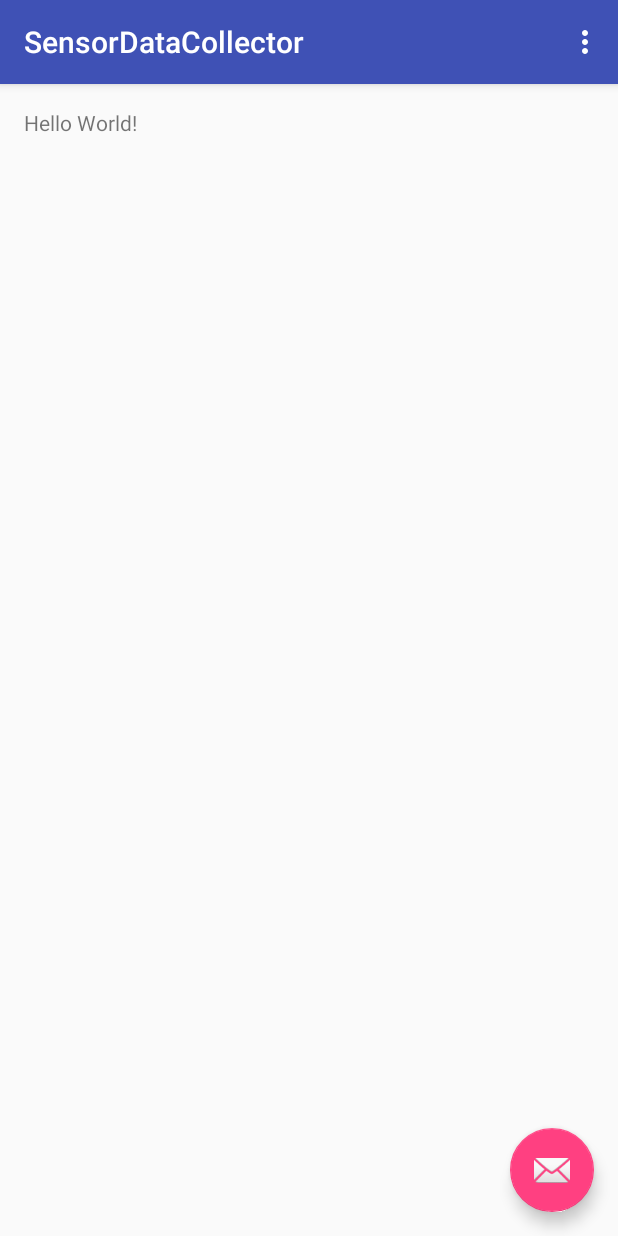
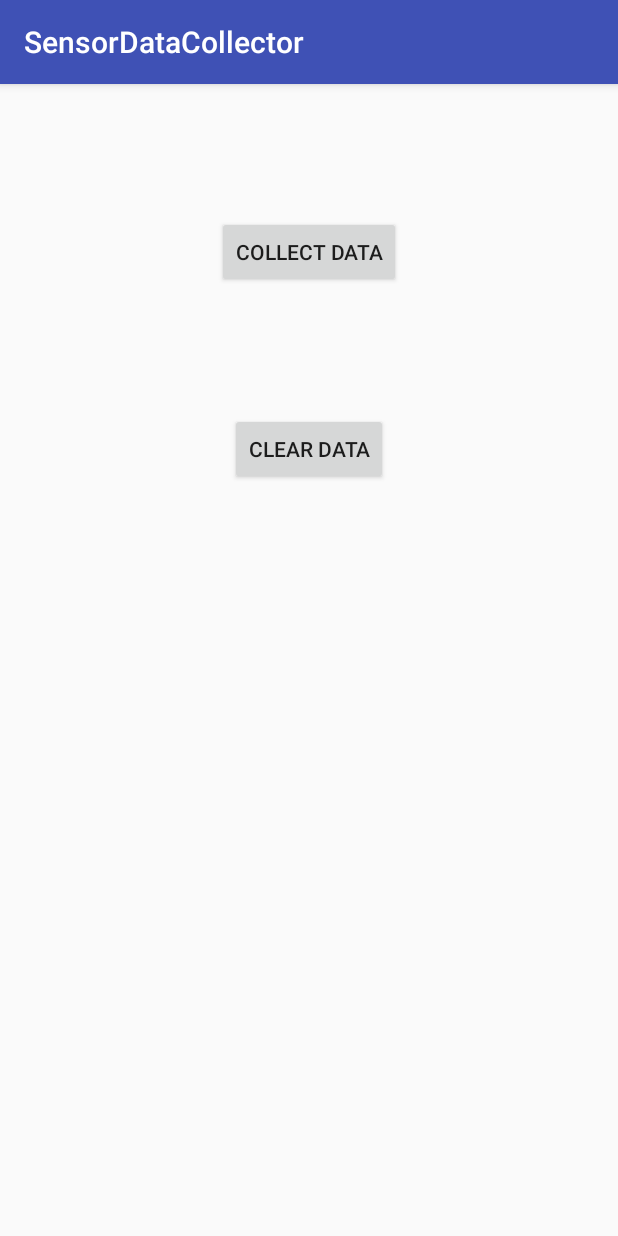
Before and after one commit to JasiuHimself/djddev, an Android app: the screen it shows after launch (CollectorActivity), on a phone screen of 412 x 824 dp. Run offline under Robolectric (Android 15) with nearby library versions, the phone set to English and light mode, and no system bars.

Commit message:
collecting and saving data

```diff
--- a/android/SensorDataCollector/app/build.gradle
+++ b/android/SensorDataCollector/app/build.gradle
@@ -24,7 +24,6 @@ dependencies {
     androidTestCompile('com.android.support.test.espresso:espresso-core:2.2.2', {
         exclude group: 'com.android.support', module: 'support-annotations'
     })
-    compile 'com.android.support:appcompat-v7:24.2.0'
-    compile 'com.android.support:design:24.2.0'
+    compile 'com.android.support:appcompat-v7:24.2.1'
     testCompile 'junit:junit:4.12'
 }
--- a/android/SensorDataCollector/app/src/main/java/com/example/dyzio/sensordatacollector/CollectorActivity.java
+++ b/android/SensorDataCollector/app/src/main/java/com/example/dyzio/sensordatacollector/CollectorActivity.java
@@ -1,52 +1,129 @@
 package com.example.dyzio.sensordatacollector;
 
+import android.content.Context;
+import android.hardware.Sensor;
+import android.hardware.SensorEvent;
+import android.hardware.SensorEventListener;
+import android.hardware.SensorManager;
+import android.os.Environment;
+import android.support.v7.app.AppCompatActivity;
 import android.os.Bundle;
-import android.support.design.widget.FloatingActionButton;
-import android.support.design.widget.Snackbar;
-import android.support.v7.app.AppCompatActivity;
-import android.support.v7.widget.Toolbar;
+import android.util.Log;
 import android.view.View;
-import android.view.Menu;
-import android.view.MenuItem;
 
-public class CollectorActivity extends AppCompatActivity {
+import java.io.File;
+import java.io.IOException;
+import java.io.FileWriter;
+
+public class CollectorActivity extends AppCompatActivity implements SensorEventListener {
+    private String LOG_TAG = "SensorDataCollectorLog";
+    private String DIR_NAME = "SensorDataCollector";
+    private File accelerometerFile = null;
+    private File gyroscopeFile = null;
+    private boolean isExternalStorageWriteable = Environment.MEDIA_MOUNTED.equals(Environment.getExternalStorageState());
+    private SensorManager sensorManager;
+    private Sensor accelerometer = null;
+    private Sensor gyroscope = null;
+    private boolean collectingData = false;
 
     @Override
     protected void onCreate(Bundle savedInstanceState) {
         super.onCreate(savedInstanceState);
         setContentView(R.layout.activity_collector);
-        Toolbar toolbar = (Toolbar) findViewById(R.id.toolbar);
-        setSupportActionBar(toolbar);
 
-        FloatingActionButton fab = (FloatingActionButton) findViewById(R.id.fab);
-        fab.setOnClickListener(new View.OnClickListener() {
-            @Override
-            public void onClick(View view) {
-                Snackbar.make(view, "Replace with your own action", Snackbar.LENGTH_LONG)
-                        .setAction("Action", null).show();
+        sensorManager = (SensorManager) getSystemService(Context.SENSOR_SERVICE);
+
+        accelerometer = sensorManager.getDefaultSensor(Sensor.TYPE_ACCELEROMETER);
+        if (accelerometer != null) {
+            sensorManager.registerListener(this, accelerometer, SensorManager.SENSOR_DELAY_NORMAL);
+        } else {
+            Log.d(LOG_TAG, "There is no accelerometer.");
+        }
+
+        gyroscope = sensorManager.getDefaultSensor(Sensor.TYPE_GYROSCOPE);
+        if (gyroscope != null) {
+            sensorManager.registerListener(this, gyroscope, SensorManager.SENSOR_DELAY_NORMAL);
+        } else {
+            Log.d(LOG_TAG, "There is no gyroscope.");
+        }
+
+        if (isExternalStorageWriteable) {
+            File dir = new File(Environment.getExternalStoragePublicDirectory(Environment.DIRECTORY_DOCUMENTS), DIR_NAME);
+            if (!dir.exists()) {
+                dir.mkdirs();
+                Log.d(LOG_TAG, "Directory created.");
+            } else {
+                Log.d(LOG_TAG, "Directory already exists.");
             }
-        });
+            if (accelerometer != null) {
+                accelerometerFile = new File(Environment.getExternalStoragePublicDirectory(Environment.DIRECTORY_DOCUMENTS) + "/" + DIR_NAME, "accelerometer.txt");
+                if (!accelerometerFile.exists()) {
+                    try {
+                        accelerometerFile.createNewFile();
+                        Log.d(LOG_TAG, "Accelerometer data file created.");
+                    } catch (IOException e) {
+                        e.printStackTrace();
+                    }
+                } else {
+                    Log.d(LOG_TAG, "Accelerometer data file already exists.");
+                }
+            }
+            if (gyroscope != null) {
+                gyroscopeFile = new File(Environment.getExternalStoragePublicDirectory(Environment.DIRECTORY_DOCUMENTS) + "/" + DIR_NAME, "gyroscope.txt");
+                if (!gyroscopeFile.exists()) {
+                    try {
+                        gyroscopeFile.createNewFile();
+                        Log.d(LOG_TAG, "Gyroscope data file created.");
+                    } catch (IOException e) {
+                        Log.e(LOG_TAG, "File creating failed: " + e.toString());
+                    }
+                } else {
+                    Log.d(LOG_TAG, "Gyroscope data file already exists.");
+                }
+            }
+        }
+    }
+
+    public void onButtonCollectDataClick(View v) {
+        collectingData = !collectingData;
+
+        if (collectingData) {
+            Log.d(LOG_TAG, "Starting collecting data.");
+        } else {
+            Log.d(LOG_TAG, "Stopping collecting data.");
+        }
     }
 
     @Override
-    public boolean onCreateOptionsMenu(Menu menu) {
-        // Inflate the menu; this adds items to the action bar if it is present.
-        getMenuInflater().inflate(R.menu.menu_collector, menu);
-        return true;
+    public void onSensorChanged(SensorEvent event) {
+        if (collectingData) {
+            if (event.sensor.equals(accelerometer)) {
+                try {
+                    FileWriter fileWriter = new FileWriter(accelerometerFile, true);
+                    fileWriter.append(event.values[0] + " " + event.values[1] + " " + event.values[2]);
+                    fileWriter.flush();
+                    fileWriter.close();
+                } catch (IOException e) {
+                    Log.e(LOG_TAG, "File write failed: " + e.toString());
+                }
+            } else if (event.sensor.equals(gyroscope)) {
+                try {
+                    FileWriter fileWriter = new FileWriter(accelerometerFile, true);
+                    fileWriter.append(event.values[0] + " " + event.values[1] + " " + event.values[2]);
+                    fileWriter.flush();
+                    fileWriter.close();
+                } catch (IOException e) {
+                    Log.e(LOG_TAG, "File write failed: " + e.toString());
+                }
+            }
+            Log.d(LOG_TAG, event.sensor.getName() + "   -   x: " + event.values[0] + " y: " + event.values[1] + " z: " + event.values[2]);
+        }
     }
 
     @Override
-    public boolean onOptionsItemSelected(MenuItem item) {
-        // Handle action bar item clicks here. The action bar will
-        // automatically handle clicks on the Home/Up button, so long
-        // as you specify a parent activity in AndroidManifest.xml.
-        int id = item.getItemId();
-
-        //noinspection SimplifiableIfStatement
-        if (id == R.id.action_settings) {
-            return true;
+    public void onAccuracyChanged(Sensor sensor, int accuracy) {
+        if (collectingData) {
+            Log.d(LOG_TAG, sensor.getName() + " changed accuracy to " + accuracy + ".");
         }
-
-        return super.onOptionsItemSelected(item);
     }
 }
--- a/android/SensorDataCollector/app/src/main/res/layout/activity_collector.xml
+++ b/android/SensorDataCollector/app/src/main/res/layout/activity_collector.xml
@@ -1,34 +1,32 @@
 <?xml version="1.0" encoding="utf-8"?>
-<android.support.design.widget.CoordinatorLayout xmlns:android="http://schemas.android.com/apk/res/android"
-    xmlns:app="http://schemas.android.com/apk/res-auto"
+<RelativeLayout xmlns:android="http://schemas.android.com/apk/res/android"
     xmlns:tools="http://schemas.android.com/tools"
+    android:id="@+id/activity_collector"
     android:layout_width="match_parent"
     android:layout_height="match_parent"
-    android:fitsSystemWindows="true"
+    android:paddingBottom="@dimen/activity_vertical_margin"
+    android:paddingLeft="@dimen/activity_horizontal_margin"
+    android:paddingRight="@dimen/activity_horizontal_margin"
+    android:paddingTop="@dimen/activity_vertical_margin"
     tools:context="com.example.dyzio.sensordatacollector.CollectorActivity">
 
-    <android.support.design.widget.AppBarLayout
-        android:layout_width="match_parent"
-        android:layout_height="wrap_content"
-        android:theme="@style/AppTheme.AppBarOverlay">
-
-        <android.support.v7.widget.Toolbar
-            android:id="@+id/toolbar"
-            android:layout_width="match_parent"
-            android:layout_height="?attr/actionBarSize"
-            android:background="?attr/colorPrimary"
-            app:popupTheme="@style/AppTheme.PopupOverlay" />
-
-    </android.support.design.widget.AppBarLayout>
-
-    <include layout="@layout/content_collector" />
-
-    <android.support.design.widget.FloatingActionButton
-        android:id="@+id/fab"
+    <Button
+        android:text="Collect Data"
         android:layout_width="wrap_content"
         android:layout_height="wrap_content"
-        android:layout_gravity="bottom|end"
-        android:layout_margin="@dimen/fab_margin"
-        app:srcCompat="@android:drawable/ic_dialog_email" />
+        android:layout_alignParentTop="true"
+        android:layout_centerHorizontal="true"
+        android:layout_marginTop="72dp"
+        android:id="@+id/buttonCollectData"
+        android:onClick="onButtonCollectDataClick" />
 
-</android.support.design.widget.CoordinatorLayout>
+    <Button
+        android:text="Clear Data"
+        android:layout_width="wrap_content"
+        android:layout_height="wrap_content"
+        android:layout_below="@+id/buttonCollectData"
+        android:layout_centerHorizontal="true"
+        android:layout_marginTop="83dp"
+        android:id="@+id/buttonClearData"
+        android:onClick="onButtonClearDataClick" />
+</RelativeLayout>
--- a/android/SensorDataCollector/app/src/main/res/layout/content_collector.xml
+++ /dev/null
@@ -1,20 +0,0 @@
-<?xml version="1.0" encoding="utf-8"?>
-<RelativeLayout xmlns:android="http://schemas.android.com/apk/res/android"
-    xmlns:app="http://schemas.android.com/apk/res-auto"
-    xmlns:tools="http://schemas.android.com/tools"
-    android:id="@+id/content_collector"
-    android:layout_width="match_parent"
-    android:layout_height="match_parent"
-    android:paddingBottom="@dimen/activity_vertical_margin"
-    android:paddingLeft="@dimen/activity_horizontal_margin"
-    android:paddingRight="@dimen/activity_horizontal_margin"
-    android:paddingTop="@dimen/activity_vertical_margin"
-    app:layout_behavior="@string/appbar_scrolling_view_behavior"
-    tools:context="com.example.dyzio.sensordatacollector.CollectorActivity"
-    tools:showIn="@layout/activity_collector">
-
-    <TextView
-        android:layout_width="wrap_content"
-        android:layout_height="wrap_content"
-        android:text="Hello World!" />
-</RelativeLayout>
--- a/android/SensorDataCollector/app/src/main/res/menu/menu_collector.xml
+++ /dev/null
@@ -1,10 +0,0 @@
-<menu xmlns:android="http://schemas.android.com/apk/res/android"
-    xmlns:app="http://schemas.android.com/apk/res-auto"
-    xmlns:tools="http://schemas.android.com/tools"
-    tools:context="com.example.dyzio.sensordatacollector.CollectorActivity">
-    <item
-        android:id="@+id/action_settings"
-        android:orderInCategory="100"
-        android:title="@string/action_settings"
-        app:showAsAction="never" />
-</menu>
--- a/android/SensorDataCollector/app/src/main/res/values-v21/styles.xml
+++ /dev/null
@@ -1,9 +0,0 @@
-<resources>
-
-    <style name="AppTheme.NoActionBar">
-        <item name="windowActionBar">false</item>
-        <item name="windowNoTitle">true</item>
-        <item name="android:windowDrawsSystemBarBackgrounds">true</item>
-        <item name="android:statusBarColor">@android:color/transparent</item>
-    </style>
-</resources>
--- a/android/SensorDataCollector/app/src/main/res/values/dimens.xml
+++ b/android/SensorDataCollector/app/src/main/res/values/dimens.xml
@@ -2,5 +2,4 @@
     <!-- Default screen margins, per the Android Design guidelines. -->
     <dimen name="activity_horizontal_margin">16dp</dimen>
     <dimen name="activity_vertical_margin">16dp</dimen>
-    <dimen name="fab_margin">16dp</dimen>
 </resources>
--- a/android/SensorDataCollector/app/src/main/res/values/strings.xml
+++ b/android/SensorDataCollector/app/src/main/res/values/strings.xml
@@ -1,4 +1,3 @@
 <resources>
     <string name="app_name">SensorDataCollector</string>
-    <string name="action_settings">Settings</string>
 </resources>
--- a/android/SensorDataCollector/app/src/main/res/values/styles.xml
+++ b/android/SensorDataCollector/app/src/main/res/values/styles.xml
@@ -8,13 +8,4 @@
         <item name="colorAccent">@color/colorAccent</item>
     </style>
 
-    <style name="AppTheme.NoActionBar">
-        <item name="windowActionBar">false</item>
-        <item name="windowNoTitle">true</item>
-    </style>
-
-    <style name="AppTheme.AppBarOverlay" parent="ThemeOverlay.AppCompat.Dark.ActionBar" />
-
-    <style name="AppTheme.PopupOverlay" parent="ThemeOverlay.AppCompat.Light" />
-
 </resources>
```
Also changed, not shown: android/SensorDataCollector/app/src/main/AndroidManifest.xml (+3 -4 lines).
